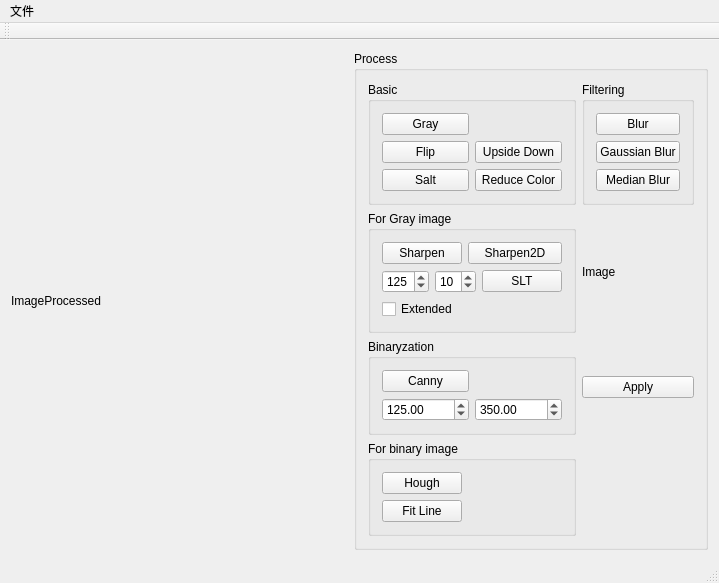
First picture: the form in OpenCarVision/mainwindow.ui, repository baidut/ITS, before the edit.
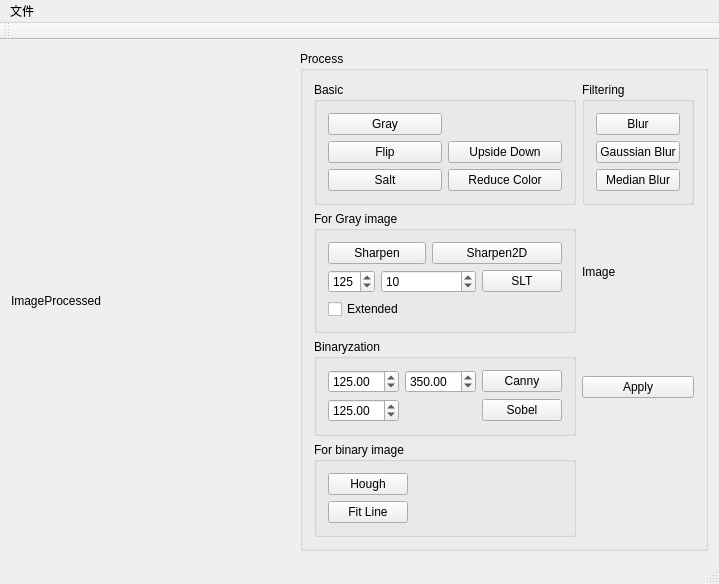
Second picture: the form after the edit.

Commit message: +Sobel算子边缘提取，出现bug：imshow正常，显示在label中不正常

The edit to the form file:
```diff
--- a/OpenCarVision/mainwindow.ui
+++ b/OpenCarVision/mainwindow.ui
@@ -131,14 +131,7 @@
           <string>Binaryzation</string>
          </property>
          <layout class="QGridLayout" name="gridLayout_3">
-          <item row="0" column="0">
-           <widget class="QPushButton" name="pushButton_canny">
-            <property name="text">
-             <string>Canny</string>
-            </property>
-           </widget>
-          </item>
-          <item row="1" column="0">
+          <item row="1" column="1">
            <widget class="QDoubleSpinBox" name="doubleSpinBox_threshold1">
             <property name="maximum">
              <double>1000.000000000000000</double>
@@ -148,7 +141,7 @@
             </property>
            </widget>
           </item>
-          <item row="1" column="1">
+          <item row="1" column="2">
            <widget class="QDoubleSpinBox" name="doubleSpinBox_threshold2">
             <property name="maximum">
              <double>1000.000000000000000</double>
@@ -158,6 +151,30 @@
             </property>
            </widget>
           </item>
+          <item row="1" column="3">
+           <widget class="QPushButton" name="pushButton_canny">
+            <property name="text">
+             <string>Canny</string>
+            </property>
+           </widget>
+          </item>
+          <item row="2" column="3">
+           <widget class="QPushButton" name="pushButton_sobel">
+            <property name="text">
+             <string>Sobel</string>
+            </property>
+           </widget>
+          </item>
+          <item row="2" column="1">
+           <widget class="QDoubleSpinBox" name="doubleSpinBox_sobelThreshold">
+            <property name="maximum">
+             <double>1000.000000000000000</double>
+            </property>
+            <property name="value">
+             <double>125.000000000000000</double>
+            </property>
+           </widget>
+          </item>
          </layout>
          <zorder>pushButton_canny</zorder>
          <zorder>doubleSpinBox_threshold1</zorder>
```
Left out of the diff: 52 changed lines with no effect on the pictures. The commit also changes 4 other files.
